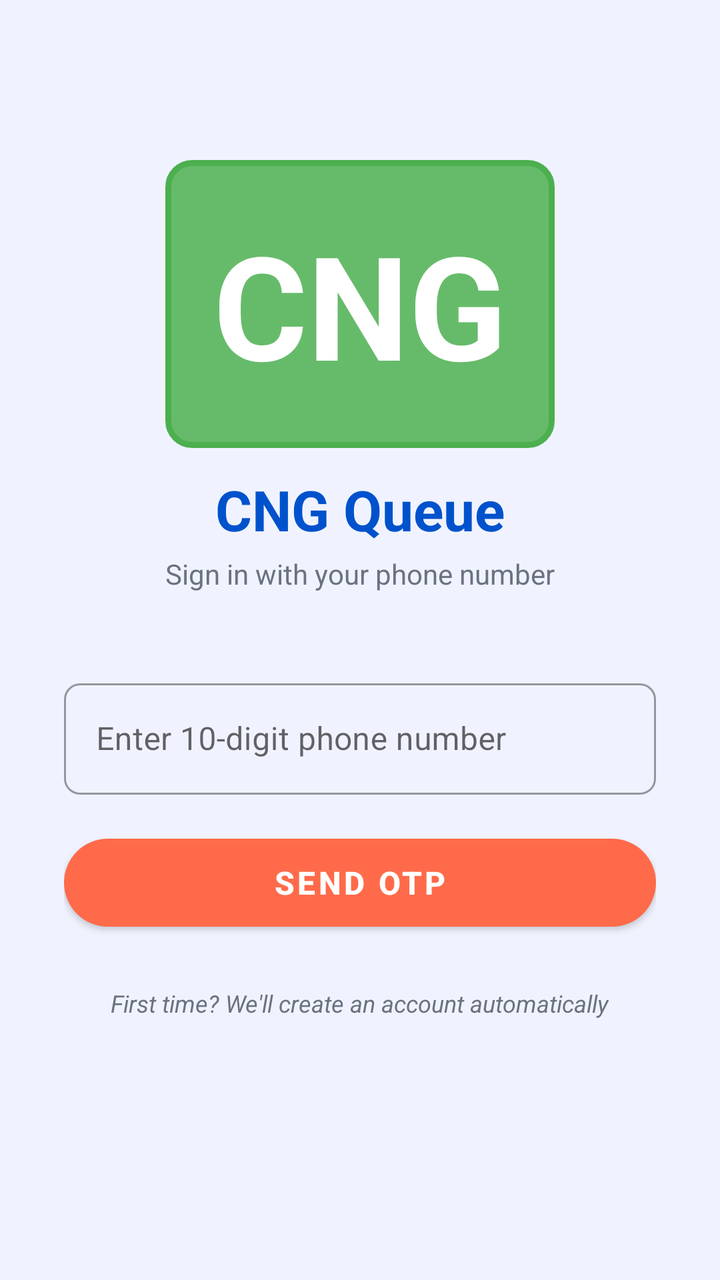
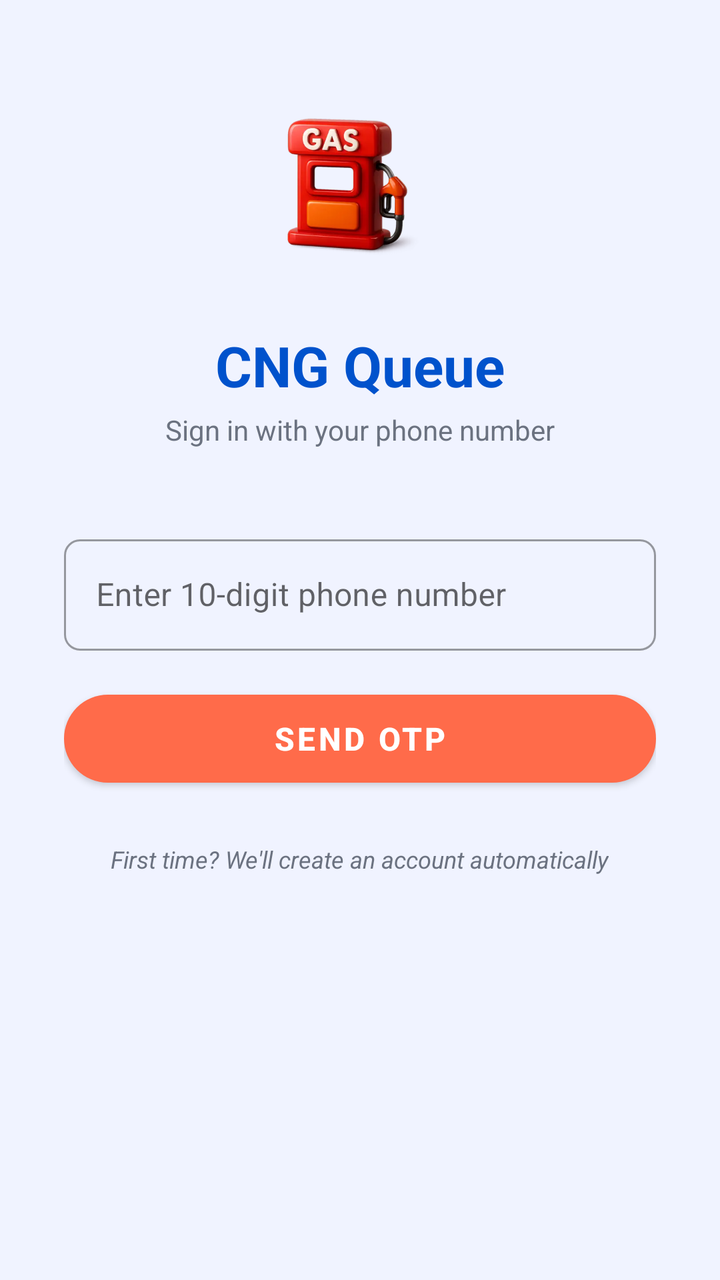

The first picture is an Android layout as it rendered before a commit; the second is the same layout after the commit. The layout source and the unified diff follow.
<!-- AndroidManifest.xml: application theme Theme.FuelQueue -->
<!-- res/layout/fragment_login.xml -->
<?xml version="1.0" encoding="utf-8"?>
<ScrollView xmlns:android="http://schemas.android.com/apk/res/android"
    xmlns:app="http://schemas.android.com/apk/res-auto"
    android:layout_width="match_parent"
    android:layout_height="match_parent"
    android:background="@color/background"
    android:fillViewport="true">

    <LinearLayout
        android:layout_width="match_parent"
        android:layout_height="wrap_content"
        android:gravity="center_horizontal"
        android:orientation="vertical"
        android:padding="32dp">

        
        <TextView
            android:layout_width="wrap_content"
            android:layout_height="wrap_content"
            android:layout_marginTop="48dp"
            android:text="CNG"
            android:textSize="72sp"
            android:textStyle="bold"
            android:textColor="@color/white"
            android:background="@drawable/cng_logo_background"
            android:gravity="center"
            android:padding="24dp"
            android:lineHeight="72sp" />

        <TextView
            android:layout_width="wrap_content"
            android:layout_height="wrap_content"
            android:layout_marginTop="12dp"
            android:text="CNG Queue"
            android:textColor="@color/colorPrimary"
            android:textSize="28sp"
            android:textStyle="bold" />

        <TextView
            android:layout_width="wrap_content"
            android:layout_height="wrap_content"
            android:layout_marginTop="4dp"
            android:layout_marginBottom="40dp"
            android:text="Sign in with your phone number"
            android:textColor="@color/text_secondary"
            android:textSize="14sp" />

        
        <com.google.android.material.textfield.TextInputLayout
            android:layout_width="match_parent"
            android:layout_height="wrap_content"
            android:layout_marginBottom="16dp"
            android:hint="Enter 10-digit phone number"
            style="@style/Widget.MaterialComponents.TextInputLayout.OutlinedBox">

            <com.google.android.material.textfield.TextInputEditText
                android:id="@+id/et_phone_number"
                android:layout_width="match_parent"
                android:layout_height="wrap_content"
                android:inputType="phone"
                android:imeOptions="actionNext" />
        </com.google.android.material.textfield.TextInputLayout>

        
        <com.google.android.material.button.MaterialButton
            android:id="@+id/btn_send_otp"
            android:layout_width="match_parent"
            android:layout_height="56dp"
            android:text="Send OTP"
            android:textSize="16sp"
            android:textStyle="bold"
            android:textColor="@color/white"
            app:cornerRadius="28dp"
            app:backgroundTint="@color/colorAccent" />

        
        <LinearLayout
            android:id="@+id/otp_section"
            android:layout_width="match_parent"
            android:layout_height="wrap_content"
            android:orientation="vertical"
            android:layout_marginTop="24dp"
            android:visibility="gone">

            <TextView
                android:layout_width="wrap_content"
                android:layout_height="wrap_content"
                android:text="Enter OTP sent to your phone"
                android:textColor="@color/text_secondary"
                android:textSize="13sp"
                android:layout_marginBottom="12dp" />

            
            <com.google.android.material.textfield.TextInputLayout
                android:layout_width="match_parent"
                android:layout_height="wrap_content"
                android:layout_marginBottom="16dp"
                android:hint="Enter 6-digit OTP"
                style="@style/Widget.MaterialComponents.TextInputLayout.OutlinedBox">

                <com.google.android.material.textfield.TextInputEditText
                    android:id="@+id/et_otp"
                    android:layout_width="match_parent"
                    android:layout_height="wrap_content"
                    android:inputType="number"
                    android:maxLength="6"
                    android:imeOptions="actionDone"
                    android:textAlignment="center"
                    android:textSize="20sp"
                    android:letterSpacing="0.1" />
            </com.google.android.material.textfield.TextInputLayout>

            
            <TextView
                android:id="@+id/tv_otp_timer"
                android:layout_width="wrap_content"
                android:layout_height="wrap_content"
                android:text="OTP expires in 10:00"
                android:textColor="@color/colorPrimary"
                android:textSize="12sp"
                android:layout_marginBottom="16dp" />

             
             <com.google.android.material.button.MaterialButton
                 android:id="@+id/btn_verify_otp"
                 android:layout_width="match_parent"
                 android:layout_height="56dp"
                 android:text="Verify OTP"
                 android:textSize="16sp"
                 android:textStyle="bold"
                 android:textColor="@color/white"
                 app:cornerRadius="28dp"
                 app:backgroundTint="@color/colorAccent" />

             
             <com.google.android.material.button.MaterialButton
                 android:id="@+id/btn_resend_otp"
                 android:layout_width="match_parent"
                 android:layout_height="48dp"
                 android:layout_marginTop="12dp"
                 android:text="Resend OTP"
                 android:textSize="14sp"
                 style="@style/Widget.MaterialComponents.Button.OutlinedButton"
                 app:cornerRadius="24dp"
                 app:strokeColor="@color/colorPrimary"
                 app:strokeWidth="2dp" />
        </LinearLayout>

        
        <ProgressBar
            android:id="@+id/progress_bar"
            android:layout_width="wrap_content"
            android:layout_height="wrap_content"
            android:layout_marginTop="12dp"
            android:visibility="gone" />

        
        <TextView
            android:id="@+id/tv_info_text"
            android:layout_width="wrap_content"
            android:layout_height="wrap_content"
            android:layout_marginTop="24dp"
            android:text="First time? We'll create an account automatically"
            android:textColor="@color/text_secondary"
            android:textSize="12sp"
            android:textStyle="italic" />

    </LinearLayout>
</ScrollView>
<!-- resources referenced by this layout -->
<resources>
  <color name="background">#F0F3FF</color>
  <color name="colorAccent">#FF6B4A</color>
  <color name="colorPrimary">#0052CC</color>
  <color name="text_secondary">#6B7280</color>
  <color name="white">#FFFFFF</color>
  <!-- drawable cng_logo_background (drawable) -->
  <?xml version="1.0" encoding="utf-8"?>
  <shape xmlns:android="http://schemas.android.com/apk/res/android"
      android:shape="rectangle">
      <solid android:color="#66BB6A" />
      <corners android:radius="12dp" />
      <stroke android:color="#4CAF50" android:width="3dp" />
  </shape>
  <style name="Theme.FuelQueue" parent="Theme.MaterialComponents.DayNight.NoActionBar">
          <item name="colorPrimary">@color/colorPrimary</item>
          <item name="colorPrimaryVariant">@color/colorPrimaryDark</item>
          <item name="colorSecondary">@color/colorAccent</item>
          <item name="colorTertiary">@color/colorTeal</item>
          <item name="android:colorBackground">@color/background</item>
          <item name="android:statusBarColor">@color/colorPrimary</item>
          <item name="android:windowBackground">@color/background</item>
          <item name="android:textColorPrimary">@color/text_primary</item>
          <item name="android:textColorSecondary">@color/text_secondary</item>
          <item name="windowActionBar">false</item>
          <item name="windowNoTitle">true</item>
          <item name="windowActionBarOverlay">false</item>
          
          <item name="shapeAppearanceSmallComponent">@style/ShapeAppearance.FuelQueue.SmallComponent</item>
          <item name="shapeAppearanceMediumComponent">@style/ShapeAppearance.FuelQueue.MediumComponent</item>
          <item name="shapeAppearanceLargeComponent">@style/ShapeAppearance.FuelQueue.LargeComponent</item>
      </style>
  <color name="colorPrimaryDark">#003A99</color>
  <color name="colorTeal">#1DB584</color>
  <color name="text_primary">#1A1A2E</color>
  <style name="ShapeAppearance.FuelQueue.SmallComponent" parent="ShapeAppearance.MaterialComponents.SmallComponent">
          <item name="cornerFamily">rounded</item>
          <item name="cornerSize">8dp</item>
      </style>
  <style name="ShapeAppearance.FuelQueue.MediumComponent" parent="ShapeAppearance.MaterialComponents.MediumComponent">
          <item name="cornerFamily">rounded</item>
          <item name="cornerSize">12dp</item>
      </style>
  <style name="ShapeAppearance.FuelQueue.LargeComponent" parent="ShapeAppearance.MaterialComponents.LargeComponent">
          <item name="cornerFamily">rounded</item>
          <item name="cornerSize">28dp</item>
      </style>
</resources>

<!-- the commit's change to res/layout/fragment_login.xml (unified diff, before → after) -->
@@ -14,18 +14,14 @@
         android:padding="32dp">
 
         
-        <TextView
-            android:layout_width="wrap_content"
-            android:layout_height="wrap_content"
-            android:layout_marginTop="48dp"
-            android:text="CNG"
-            android:textSize="72sp"
-            android:textStyle="bold"
-            android:textColor="@color/white"
-            android:background="@drawable/cng_logo_background"
-            android:gravity="center"
-            android:padding="24dp"
-            android:lineHeight="72sp" />
+        <ImageView
+            android:layout_width="120dp"
+            android:layout_height="120dp"
+            android:src="@mipmap/ic_launcher_foreground"
+            android:contentDescription="CNG icon"
+            android:scaleType="centerInside"
+            android:adjustViewBounds="true"
+            android:layout_marginEnd="8dp" />
 
         <TextView
             android:layout_width="wrap_content"
<!-- resource entries referenced after the edit -->
@@ -5,14 +5,15 @@
   <color name="colorPrimary">#0052CC</color>
   <color name="text_secondary">#6B7280</color>
   <color name="white">#FFFFFF</color>
-  <!-- drawable cng_logo_background (drawable) -->
+  <!-- mipmap ic_launcher_foreground (drawable) -->
   <?xml version="1.0" encoding="utf-8"?>
-  <shape xmlns:android="http://schemas.android.com/apk/res/android"
-      android:shape="rectangle">
-      <solid android:color="#66BB6A" />
-      <corners android:radius="12dp" />
-      <stroke android:color="#4CAF50" android:width="3dp" />
-  </shape>
+  <layer-list xmlns:android="http://schemas.android.com/apk/res/android">
+      <item
+          android:drawable="@mipmap/ic_launcher_foreground"
+          android:gravity="center"
+          android:width="65dp"
+          android:height="70dp" />
+  </layer-list>
   <style name="Theme.FuelQueue" parent="Theme.MaterialComponents.DayNight.NoActionBar">
           <item name="colorPrimary">@color/colorPrimary</item>
           <item name="colorPrimaryVariant">@color/colorPrimaryDark</item>
